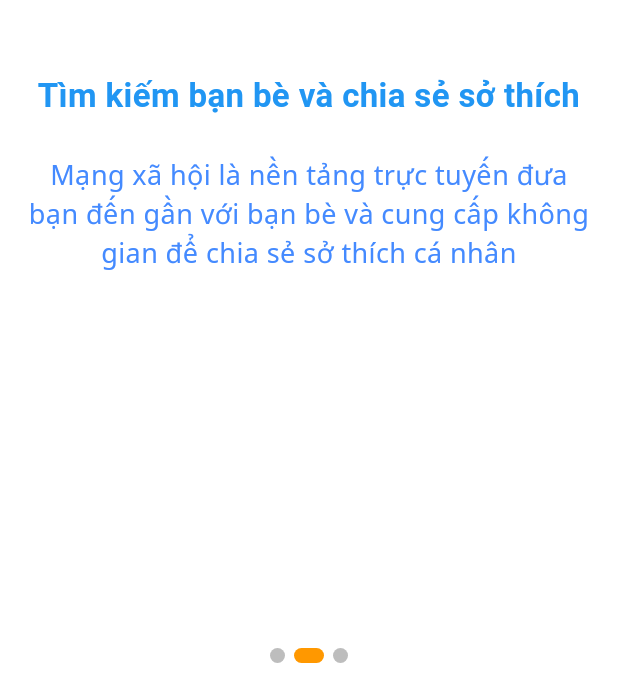
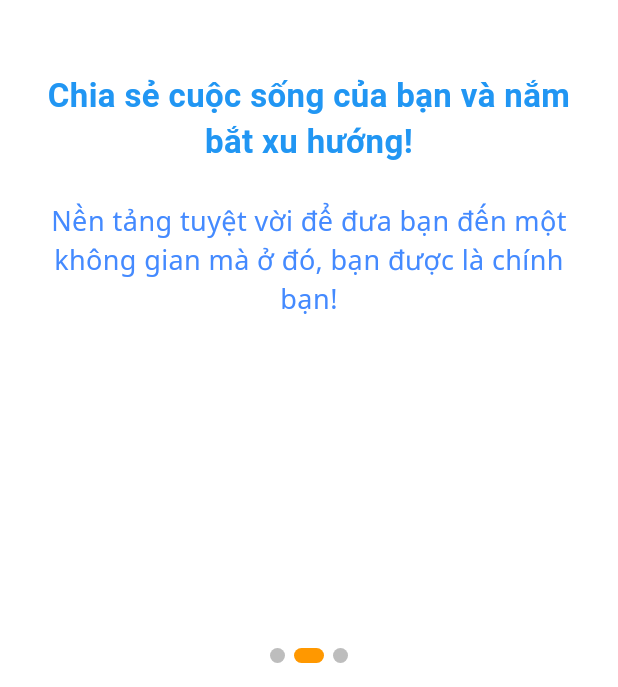
Before and after one commit to hiuussi/social-media-app, a Flutter app: the screen it shows after launch, swiped to page 2, on a phone screen of 412 x 824 dp, the part 549-1236 px from its top. Run offline on Flutter 3.47's test engine with Material 3 defaults, Android fonts, the phone set to English and light mode, and no system bars; drawn by our look-alikes of introduction_screen; our stand-ins replace after_layout, animated_text_kit, bloc, bot_toast, cached_network_image, device_preview and 16 more; missing offline and left inert: audio_session, dart_openai, flutter_sound, google_speech; accounts and stored records are empty; generated files the repository leaves out were written again; project files that could hold a hidden picture were left out.

Commit message:
Change content of on_boarding_screen layout

```diff
--- a/lib/screens/onboarding_screen/constants.dart
+++ b/lib/screens/onboarding_screen/constants.dart
@@ -1,11 +1,11 @@
 import 'package:flutter/material.dart';
 const kTitle1 = "Chào mừng";
-const kBodyText1 = "Bạn đã đến với SocialScape";
+const kBodyText1 = "Bạn đã đến với Social Society!";
 const kImageLogo = Image(
   image: AssetImage('assets/images/logo.png'),
   height: 170,
 );
-const kTitle2 = "Tìm kiếm bạn bè và chia sẻ sở thích";
-const kBodyText2 = "Mạng xã hội là nền tảng trực tuyến đưa bạn đến gần với bạn bè và cung cấp không gian để chia sẻ sở thích cá nhân";
-const kTitle3 = "Gặp gỡ những con người tuyệt vời và trò chuyện";
-const kBodyText3 = "Kết nối với những con người tuyệt vời và thảo luận về mọi thứ trên mạng xã hội";
+const kTitle2 = "Chia sẻ cuộc sống của bạn và nắm bắt xu hướng!";
+const kBodyText2 = "Nền tảng tuyệt vời để đưa bạn đến một không gian mà ở đó, bạn được là chính bạn!";
+const kTitle3 = "Gặp gỡ những người bạn mới và trò chuyện cùng nhau";
+const kBodyText3 = "Cùng kết nối và chia sẻ với những người bạn cùng chung sở thích";
```
